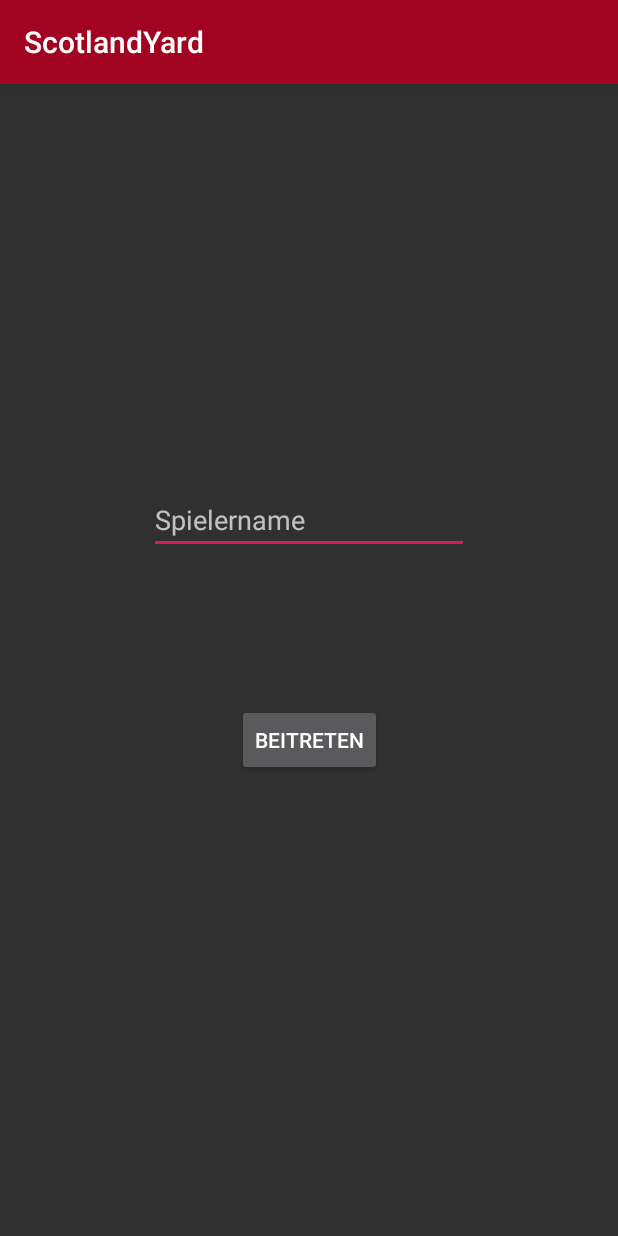
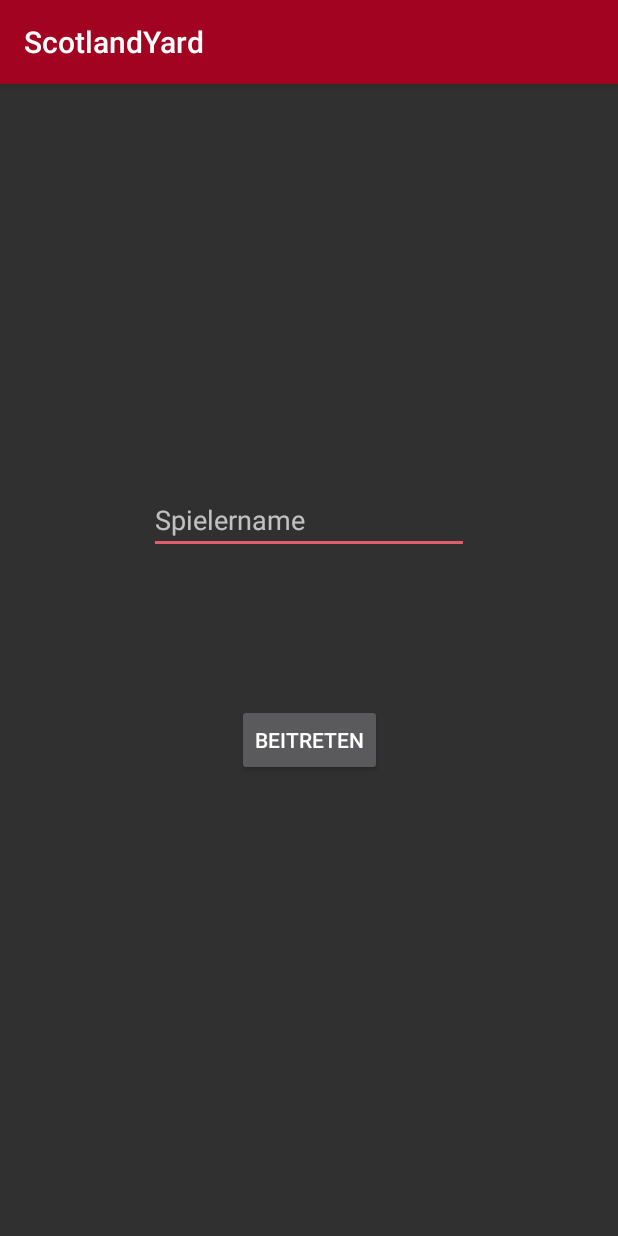
Before and after one commit to s1lobnig/DI-4_ScotlandYard, an Android app: the GameList screen opened directly, with no data from a screen before it, after a tap on "SPIELEN", on a phone screen of 412 x 824 dp. Run offline under Robolectric (Android 15) with nearby library versions, the phone set to English and light mode, and no system bars.

Commit message:
changed color accent

```diff
--- a/app/src/main/res/values/colors.xml
+++ b/app/src/main/res/values/colors.xml
@@ -2,7 +2,7 @@
 <resources>
     <color name="colorPrimary">#A20320</color>
     <color name="colorPrimaryDark">#000000</color>
-    <color name="colorAccent">#D81B60</color>
+    <color name="colorAccent">#DF5D6C</color>
     <color name="colorText">#FFFFFF</color>
     <color name="background">#ffffff</color>
 </resources>
```
